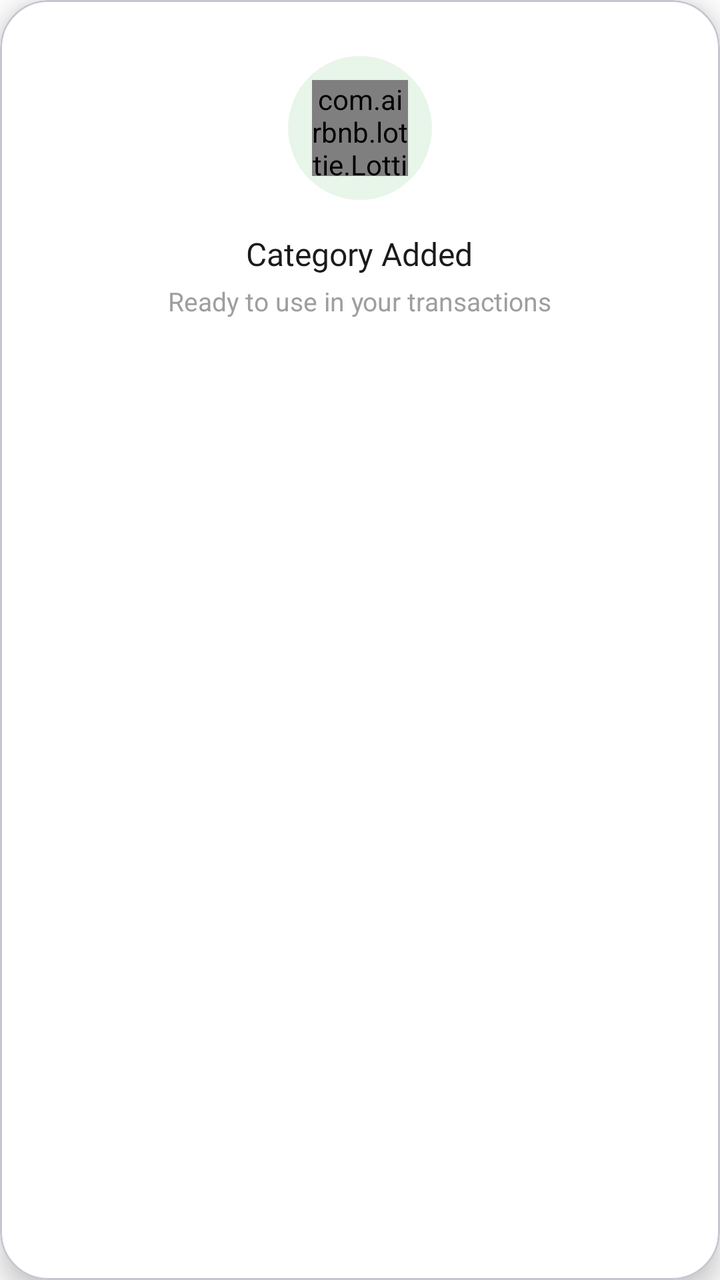
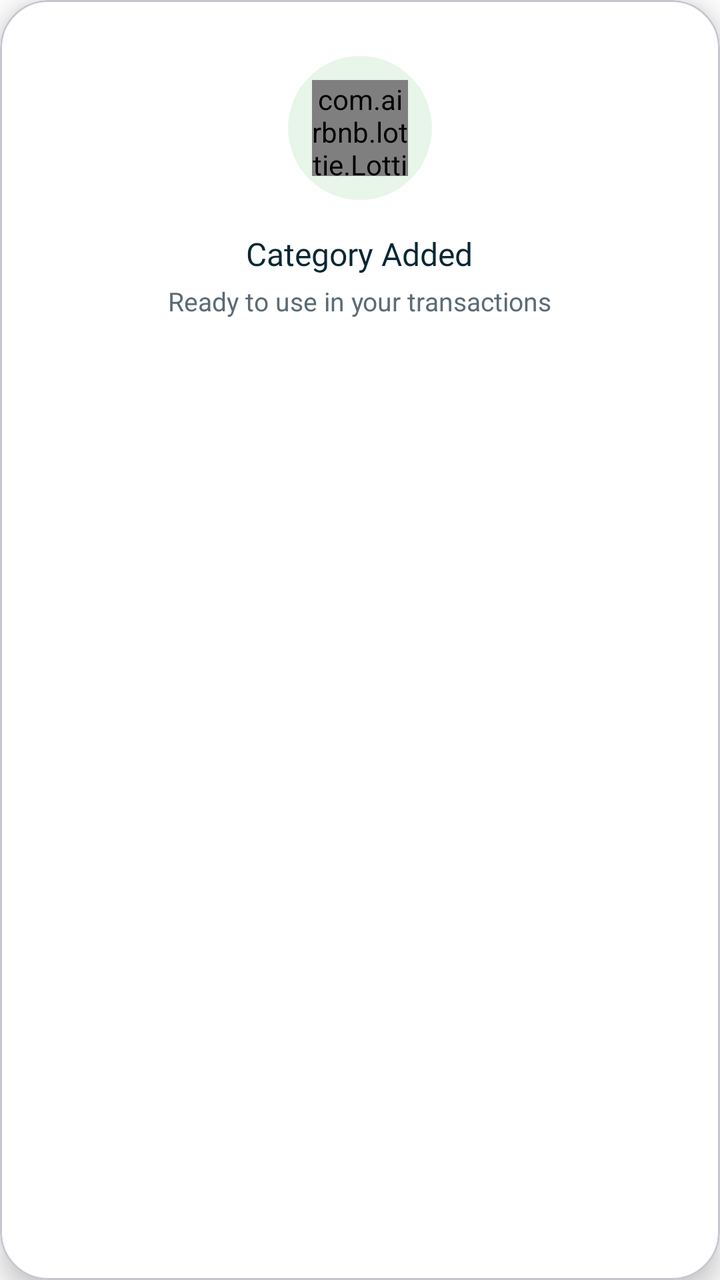

Two renders of the same Android screen: before a commit and after it. Below are the layout's source before the change and the commit's diff.
<!-- AndroidManifest.xml: application theme Theme.ExpenseTracker -->
<!-- res/layout/dialog_category_added.xml -->
<?xml version="1.0" encoding="utf-8"?>
<com.google.android.material.card.MaterialCardView xmlns:android="http://schemas.android.com/apk/res/android"
    xmlns:app="http://schemas.android.com/apk/res-auto"
    android:layout_width="260dp"
    android:layout_height="wrap_content"
    app:cardBackgroundColor="@color/white"
    app:cardCornerRadius="24dp"
    app:cardElevation="8dp">

    <LinearLayout
        android:layout_width="match_parent"
        android:layout_height="wrap_content"
        android:gravity="center"
        android:orientation="vertical"
        android:background="@color/white"
        android:paddingHorizontal="24dp"
        android:paddingTop="28dp"
        android:paddingBottom="24dp">

        <FrameLayout
            android:layout_width="72dp"
            android:layout_height="72dp"
            android:background="@drawable/bg_circle_success">

            <com.airbnb.lottie.LottieAnimationView
                android:id="@+id/lottieSuccess"
                android:layout_width="48dp"
                android:layout_height="48dp"
                android:layout_gravity="center"
                app:lottie_autoPlay="true"
                app:lottie_loop="false"
                app:lottie_rawRes="@raw/anim_success" />

        </FrameLayout>

        <TextView
            android:layout_width="wrap_content"
            android:layout_height="wrap_content"
            android:layout_marginTop="16dp"
            android:fontFamily="@font/inter_extra_bold"
            android:text="Category Added"
            android:textColor="#1A1A1A"
            android:textSize="16sp" />

        <TextView
            android:layout_width="wrap_content"
            android:layout_height="wrap_content"
            android:layout_marginTop="4dp"
            android:text="Ready to use in your transactions"
            android:textColor="#9E9E9E"
            android:textSize="13sp" />

    </LinearLayout>

</com.google.android.material.card.MaterialCardView>
<!-- resources referenced by this layout -->
<resources>
  <style name="Base.Theme.ExpenseTracker" parent="Theme.Material3.Light.NoActionBar">
          <item name="android:windowBackground">@color/white</item>
          <item name="colorSurface">@color/white</item>
          
          <item name="colorPrimary">@color/fin_blue</item>
          <item name="colorOnPrimary">@color/white</item>
          <item name="colorPrimaryContainer">@color/fin_blue_tint</item>
          <item name="colorOnPrimaryContainer">@color/fin_navy</item>
          <item name="colorSecondary">@color/fin_navy</item>
          <item name="colorOnSecondary">@color/white</item>
          <item name="colorSecondaryContainer">@color/fin_blue_tint</item>
          <item name="colorOnSecondaryContainer">@color/fin_navy</item>
          
          <item name="colorTertiary">@color/fin_orange</item>
          <item name="colorOnTertiary">@color/fin_navy</item>
          <item name="colorError">@color/fin_error</item>
          <item name="colorOnError">@color/white</item>
          
          <item name="elevationOverlayEnabled">false</item>
          
          <item name="android:forceDarkAllowed" tools:targetApi="q">false</item>
      </style>
  <!-- unchanged entries left out for length: 8 -->
</resources>

<!-- the commit's change to res/layout/dialog_category_added.xml (unified diff, before → after) -->
@@ -39,7 +39,7 @@
             android:layout_marginTop="16dp"
             android:fontFamily="@font/inter_extra_bold"
             android:text="Category Added"
-            android:textColor="#1A1A1A"
+            android:textColor="@color/fin_navy"
             android:textSize="16sp" />
 
         <TextView
@@ -47,7 +47,7 @@
             android:layout_height="wrap_content"
             android:layout_marginTop="4dp"
             android:text="Ready to use in your transactions"
-            android:textColor="#9E9E9E"
+            android:textColor="@color/fin_text_secondary"
             android:textSize="13sp" />
 
     </LinearLayout>
<!-- resource entries referenced after the edit -->
@@ -1,5 +1,6 @@
 <!-- resources referenced by this layout -->
 <resources>
+  <color name="fin_text_secondary">#FF5B6B75</color>
   <style name="Base.Theme.ExpenseTracker" parent="Theme.Material3.Light.NoActionBar">
           <item name="android:windowBackground">@color/white</item>
           <item name="colorSurface">@color/white</item>
@@ -20,7 +21,103 @@
           
           <item name="elevationOverlayEnabled">false</item>
           
+          <item name="materialAlertDialogTheme">@style/ThemeOverlay.Finara.Dialog</item>
+          <item name="bottomSheetDialogTheme">@style/AppBottomSheetDialogTheme</item>
+          
           <item name="android:forceDarkAllowed" tools:targetApi="q">false</item>
+      </style>
+  <style name="ThemeOverlay.Finara.Dialog" parent="ThemeOverlay.Material3.MaterialAlertDialog">
+          <item name="colorSurface">@color/fin_surface</item>
+          <item name="colorPrimary">@color/fin_blue</item>
+          <item name="colorOnSurface">@color/fin_navy</item>
+          <item name="colorOnSurfaceVariant">@color/fin_text_secondary</item>
+          
+          <item name="colorSurfaceContainerHigh">@color/fin_surface</item>
+          <item name="colorSurfaceContainer">@color/fin_surface</item>
+          <item name="colorSurfaceContainerLow">@color/fin_surface</item>
+          <item name="colorSurfaceContainerHighest">@color/fin_surface_muted</item>
+          <item name="colorOutline">@color/fin_border</item>
+          <item name="elevationOverlayEnabled">false</item>
+          <item name="shapeAppearanceOverlay">@style/RoundedDialogShape</item>
+          <item name="android:backgroundDimAmount">0.45</item>
+          <item name="materialAlertDialogTitleTextStyle">@style/Finara.Dialog.Title</item>
+          <item name="materialAlertDialogBodyTextStyle">@style/Finara.Dialog.Body</item>
+          <item name="buttonBarPositiveButtonStyle">@style/Finara.Dialog.Button.Positive</item>
+          <item name="buttonBarNegativeButtonStyle">@style/Finara.Dialog.Button.Negative</item>
+          <item name="buttonBarNeutralButtonStyle">@style/Finara.Dialog.Button.Negative</item>
+      </style>
+  <style name="AppBottomSheetDialogTheme" parent="Theme.Material3.Light.BottomSheetDialog">
+          <item name="bottomSheetStyle">@style/AppBottomSheetStyle</item>
+          
+          <item name="colorPrimary">@color/fin_blue</item>
+          <item name="colorOnPrimary">@color/white</item>
+          <item name="colorPrimaryContainer">@color/fin_blue_tint</item>
+          <item name="colorOnPrimaryContainer">@color/fin_navy</item>
+          <item name="colorSecondaryContainer">@color/fin_blue_tint</item>
+          <item name="colorOnSecondaryContainer">@color/fin_navy</item>
+          <item name="colorError">@color/fin_error</item>
+          <item name="android:backgroundDimAmount">0.45</item>
+          <item name="colorSurfaceContainerLow">@color/fin_surface</item>
+          <item name="colorSurfaceContainerHighest">@color/fin_surface_muted</item>
+          
+          <item name="materialAlertDialogTheme">@style/ThemeOverlay.Finara.Dialog</item>
+      </style>
+  <color name="fin_surface">#FFFFFFFF</color>
+  <color name="fin_surface_muted">#FFF2F4F5</color>
+  <color name="fin_border">#FFE3E8EB</color>
+  <style name="RoundedDialogShape" parent="">
+          <item name="cornerFamily">rounded</item>
+          <item name="cornerSize">24dp</item>
+      </style>
+  <style name="Finara.Dialog.Title" parent="MaterialAlertDialog.Material3.Title.Text">
+          <item name="android:textColor">@color/fin_navy</item>
+          <item name="android:fontFamily">@font/inter_extra_bold</item>
+          <item name="android:textSize">19sp</item>
+      </style>
+  <style name="Finara.Dialog.Body" parent="MaterialAlertDialog.Material3.Body.Text">
+          <item name="android:textColor">@color/fin_text_secondary</item>
+          <item name="android:fontFamily">@font/inter_medium</item>
+          <item name="android:textSize">14sp</item>
+          <item name="android:lineSpacingExtra">3sp</item>
+      </style>
+  <style name="Finara.Dialog.Button.Positive" parent="Widget.Material3.Button">
+          <item name="backgroundTint">@color/fin_blue</item>
+          <item name="android:textColor">@color/white</item>
+          <item name="android:fontFamily">@font/inter_extra_bold</item>
+          <item name="android:textSize">14sp</item>
+          <item name="android:textAllCaps">false</item>
+          <item name="android:minWidth">96dp</item>
+          <item name="android:minHeight">48dp</item>
+          <item name="android:layout_marginStart">8dp</item>
+          <item name="cornerRadius">14dp</item>
+          <item name="android:insetTop">0dp</item>
+          <item name="android:insetBottom">0dp</item>
+      </style>
+  <style name="Finara.Dialog.Button.Negative" parent="Widget.Material3.Button">
+          <item name="backgroundTint">@color/fin_surface_muted</item>
+          <item name="android:textColor">@color/fin_navy</item>
+          <item name="android:fontFamily">@font/inter_medium</item>
+          <item name="android:textSize">14sp</item>
+          <item name="android:textAllCaps">false</item>
+          <item name="android:minWidth">96dp</item>
+          <item name="android:minHeight">48dp</item>
+          <item name="android:layout_marginStart">8dp</item>
+          <item name="cornerRadius">14dp</item>
+          <item name="android:insetTop">0dp</item>
+          <item name="android:insetBottom">0dp</item>
+          <item name="rippleColor">#14092634</item>
+      </style>
+  <style name="AppBottomSheetStyle" parent="Widget.Material3.BottomSheet.Modal">
+          <item name="shapeAppearance">@style/AppShapeAppearanceBottomSheet</item>
+          
+          <item name="backgroundTint">@color/fin_surface</item>
+      </style>
+  <style name="AppShapeAppearanceBottomSheet" parent="">
+          <item name="cornerFamily">rounded</item>
+          <item name="cornerSizeTopLeft">28dp</item>
+          <item name="cornerSizeTopRight">28dp</item>
+          <item name="cornerSizeBottomLeft">0dp</item>
+          <item name="cornerSizeBottomRight">0dp</item>
       </style>
   <!-- unchanged entries left out for length: 8 -->
 </resources>
